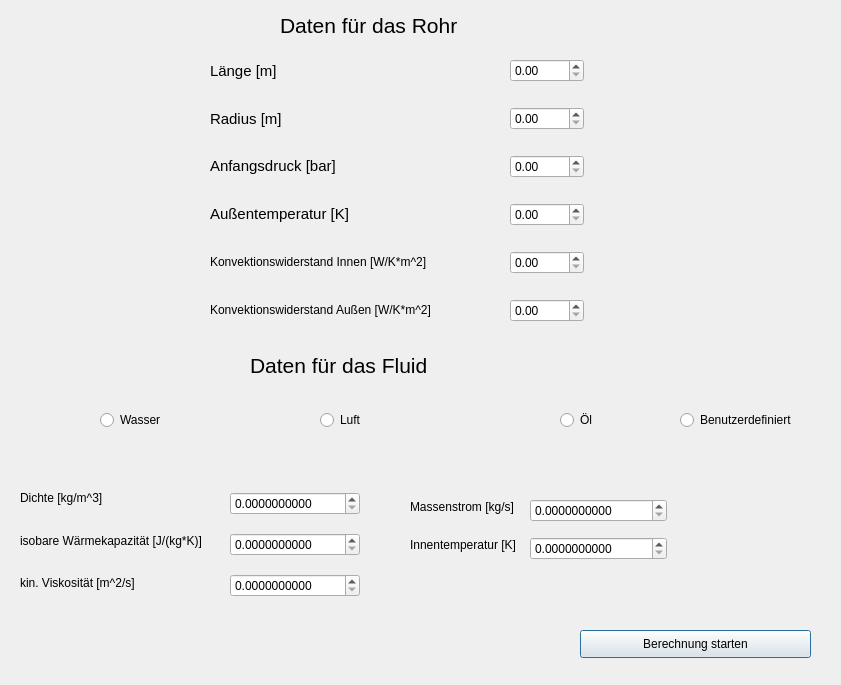
First picture: the form in src/dateneingabe.ui, repository maxiimilian/btube, before the edit.
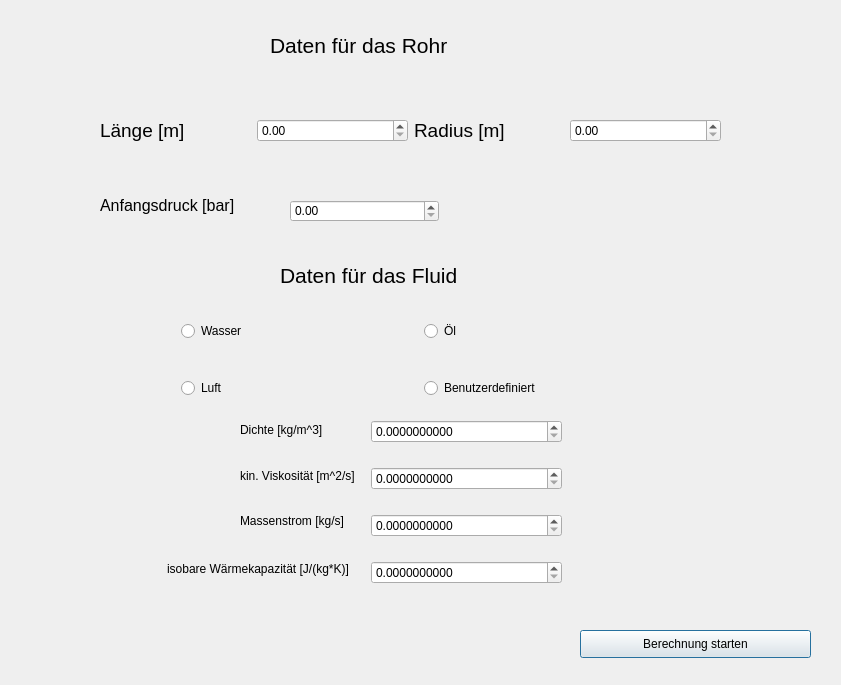
Second picture: the form after the edit.

Commit message:
Revert "Merge branch 'GUI_Eingang' into GUI"
This reverts commit a1ee5c1e92b02a7067eef9ddbb462d6f330ec8bf, reversing
changes made to e4bf15f133e0336cf36d365c4f6d08f3db92834e.

What changed in the file:
```diff
--- a/src/dateneingabe.ui
+++ b/src/dateneingabe.ui
@@ -16,8 +16,8 @@
   <widget class="QLabel" name="label">
    <property name="geometry">
     <rect>
-     <x>280</x>
-     <y>0</y>
+     <x>270</x>
+     <y>20</y>
      <width>241</width>
      <height>51</height>
     </rect>
@@ -29,8 +29,8 @@
   <widget class="QLabel" name="label_4">
    <property name="geometry">
     <rect>
-     <x>250</x>
-     <y>340</y>
+     <x>280</x>
+     <y>250</y>
      <width>231</width>
      <height>51</height>
     </rect>
@@ -42,8 +42,8 @@
   <widget class="QRadioButton" name="Wasser">
    <property name="geometry">
     <rect>
-     <x>100</x>
-     <y>410</y>
+     <x>181</x>
+     <y>321</y>
      <width>70</width>
      <height>20</height>
     </rect>
@@ -55,8 +55,8 @@
   <widget class="QRadioButton" name="Oel">
    <property name="geometry">
     <rect>
-     <x>560</x>
-     <y>410</y>
+     <x>424</x>
+     <y>321</y>
      <width>39</width>
      <height>20</height>
     </rect>
@@ -68,8 +68,8 @@
   <widget class="QRadioButton" name="Benutzerdefiniert">
    <property name="geometry">
     <rect>
-     <x>680</x>
-     <y>410</y>
+     <x>424</x>
+     <y>378</y>
      <width>124</width>
      <height>20</height>
     </rect>
@@ -81,8 +81,8 @@
   <widget class="QRadioButton" name="Luft">
    <property name="geometry">
     <rect>
-     <x>320</x>
-     <y>410</y>
+     <x>181</x>
+     <y>378</y>
      <width>48</width>
      <height>20</height>
     </rect>
@@ -97,6 +97,46 @@
     <bool>false</bool>
    </property>
   </widget>
+  <widget class="QWidget" name="layoutWidget">
+   <property name="geometry">
+    <rect>
+     <x>100</x>
+     <y>80</y>
+     <width>621</width>
+     <height>101</height>
+    </rect>
+   </property>
+   <layout class="QHBoxLayout" name="horizontalLayout">
+    <item>
+     <widget class="QLabel" name="label_2">
+      <property name="text">
+       <string>&lt;html&gt;&lt;head/&gt;&lt;body&gt;&lt;p&gt;&lt;span style=&quot; font-size:14pt;&quot;&gt;Länge [m]&lt;/span&gt;&lt;/p&gt;&lt;/body&gt;&lt;/html&gt;</string>
+      </property>
+     </widget>
+    </item>
+    <item>
+     <widget class="QDoubleSpinBox" name="laenge">
+      <property name="maximum">
+       <double>1000.000000000000000</double>
+      </property>
+     </widget>
+    </item>
+    <item>
+     <widget class="QLabel" name="label_3">
+      <property name="text">
+       <string>&lt;html&gt;&lt;head/&gt;&lt;body&gt;&lt;p&gt;&lt;span style=&quot; font-size:14pt;&quot;&gt;Radius [m]&lt;/span&gt;&lt;/p&gt;&lt;/body&gt;&lt;/html&gt;</string>
+      </property>
+     </widget>
+    </item>
+    <item>
+     <widget class="QDoubleSpinBox" name="radius">
+      <property name="maximum">
+       <double>2000.000000000000000</double>
+      </property>
+     </widget>
+    </item>
+   </layout>
+  </widget>
   <widget class="QPushButton" name="pushButton">
    <property name="geometry">
     <rect>
@@ -113,13 +153,13 @@
   <widget class="QWidget" name="layoutWidget">
    <property name="geometry">
     <rect>
-     <x>20</x>
-     <y>480</y>
-     <width>203</width>
-     <height>121</height>
+     <x>240</x>
+     <y>410</y>
+     <width>136</width>
+     <height>131</height>
     </rect>
    </property>
-   <layout class="QVBoxLayout" name="verticalLayout">
+   <layout class="QVBoxLayout" name="verticalLayout_2">
     <item>
      <widget class="QLabel" name="label_5">
       <property name="text">
@@ -127,13 +167,6 @@
       </property>
      </widget>
     </item>
-    <item>
-     <widget class="QLabel" name="label_8">
-      <property name="text">
-       <string>isobare Wärmekapazität [J/(kg*K)]</string>
-      </property>
-     </widget>
-    </item>
     <item>
      <widget class="QLabel" name="label_6">
       <property name="text">
@@ -141,169 +174,6 @@
       </property>
      </widget>
     </item>
-   </layout>
-  </widget>
-  <widget class="QWidget" name="layoutWidget">
-   <property name="geometry">
-    <rect>
-     <x>230</x>
-     <y>480</y>
-     <width>130</width>
-     <height>131</height>
-    </rect>
-   </property>
-   <layout class="QVBoxLayout" name="verticalLayout_2">
-    <item>
-     <widget class="QDoubleSpinBox" name="Dichte">
-      <property name="decimals">
-       <number>10</number>
-      </property>
-      <property name="maximum">
-       <double>2000.000000000000000</double>
-      </property>
-     </widget>
-    </item>
-    <item>
-     <widget class="QDoubleSpinBox" name="Viskositaet">
-      <property name="decimals">
-       <number>10</number>
-      </property>
-      <property name="maximum">
-       <double>1000.000000000000000</double>
-      </property>
-     </widget>
-    </item>
-    <item>
-     <widget class="QDoubleSpinBox" name="cpwert">
-      <property name="decimals">
-       <number>10</number>
-      </property>
-      <property name="maximum">
-       <double>1000.000000000000000</double>
-      </property>
-     </widget>
-    </item>
-   </layout>
-  </widget>
-  <widget class="QWidget" name="layoutWidget">
-   <property name="geometry">
-    <rect>
-     <x>210</x>
-     <y>50</y>
-     <width>301</width>
-     <height>281</height>
-
-    </rect>
-   </property>
-   <layout class="QVBoxLayout" name="verticalLayout_3">
-    <item>
-     <widget class="QLabel" name="label_2">
-      <property name="text">
-       <string>&lt;html&gt;&lt;head/&gt;&lt;body&gt;&lt;p&gt;&lt;span style=&quot; font-size:11pt;&quot;&gt;Länge [m]&lt;/span&gt;&lt;/p&gt;&lt;/body&gt;&lt;/html&gt;</string>
-      </property>
-     </widget>
-    </item>
-    <item>
-     <widget class="QLabel" name="label_3">
-      <property name="text">
-       <string>&lt;html&gt;&lt;head/&gt;&lt;body&gt;&lt;p&gt;&lt;span style=&quot; font-size:11pt;&quot;&gt;Radius [m]&lt;/span&gt;&lt;/p&gt;&lt;/body&gt;&lt;/html&gt;</string>
-      </property>
-     </widget>
-    </item>
-    <item>
-     <widget class="QLabel" name="label_10">
-      <property name="text">
-       <string>&lt;html&gt;&lt;head/&gt;&lt;body&gt;&lt;p&gt;&lt;span style=&quot; font-size:11pt;&quot;&gt;Anfangsdruck [bar]&lt;/span&gt;&lt;/p&gt;&lt;/body&gt;&lt;/html&gt;</string>
-      </property>
-     </widget>
-    </item>
-    <item>
-     <widget class="QLabel" name="label_13">
-      <property name="text">
-       <string>&lt;html&gt;&lt;head/&gt;&lt;body&gt;&lt;p&gt;&lt;span style=&quot; font-size:11pt;&quot;&gt;Außentemperatur [K]&lt;/span&gt;&lt;/p&gt;&lt;/body&gt;&lt;/html&gt;</string>
-      </property>
-     </widget>
-    </item>
-    <item>
-     <widget class="QLabel" name="label_11">
-      <property name="text">
-       <string>&lt;html&gt;&lt;head/&gt;&lt;body&gt;&lt;p&gt;&lt;span style=&quot; font-size:9pt;&quot;&gt;Konvektionswiderstand Innen [W/K*m^2]&lt;/span&gt;&lt;/p&gt;&lt;/body&gt;&lt;/html&gt;</string>
-      </property>
-     </widget>
-    </item>
-    <item>
-     <widget class="QLabel" name="label_14">
-      <property name="text">
-       <string>&lt;html&gt;&lt;head/&gt;&lt;body&gt;&lt;p&gt;&lt;span style=&quot; font-size:9pt;&quot;&gt;Konvektionswiderstand Außen [W/K*m^2]&lt;/span&gt;&lt;/p&gt;&lt;/body&gt;&lt;/html&gt;</string>
-      </property>
-     </widget>
-    </item>
-   </layout>
-  </widget>
-  <widget class="QWidget" name="layoutWidget">
-   <property name="geometry">
-    <rect>
-     <x>510</x>
-     <y>40</y>
-     <width>74</width>
-     <height>301</height>
-    </rect>
-   </property>
-   <layout class="QVBoxLayout" name="verticalLayout_4">
-    <item>
-     <widget class="QDoubleSpinBox" name="laenge">
-      <property name="maximum">
-       <double>1000.000000000000000</double>
-      </property>
-     </widget>
-    </item>
-    <item>
-     <widget class="QDoubleSpinBox" name="radius">
-      <property name="maximum">
-       <double>2000.000000000000000</double>
-      </property>
-     </widget>
-    </item>
-    <item>
-     <widget class="QDoubleSpinBox" name="druckein">
-      <property name="maximum">
-       <double>1000.000000000000000</double>
-      </property>
-     </widget>
-    </item>
-    <item>
-     <widget class="QDoubleSpinBox" name="temp_aussen">
-      <property name="maximum">
-       <double>1000.000000000000000</double>
-      </property>
-     </widget>
-    </item>
-    <item>
-     <widget class="QDoubleSpinBox" name="alpha_innen">
-      <property name="maximum">
-       <double>1000.000000000000000</double>
-      </property>
-     </widget>
-    </item>
-    <item>
-     <widget class="QDoubleSpinBox" name="alpha_aussen">
-      <property name="maximum">
-       <double>1000.000000000000000</double>
-      </property>
-     </widget>
-    </item>
-   </layout>
-  </widget>
-  <widget class="QWidget" name="layoutWidget">
-   <property name="geometry">
-    <rect>
-     <x>410</x>
-     <y>490</y>
-     <width>119</width>
-     <height>71</height>
-    </rect>
-   </property>
-   <layout class="QVBoxLayout" name="verticalLayout_5">
     <item>
      <widget class="QLabel" name="label_7">
       <property name="text">
@@ -311,25 +181,51 @@
       </property>
      </widget>
     </item>
-    <item>
-     <widget class="QLabel" name="label_9">
-      <property name="text">
-       <string>Innentemperatur [K]</string>
-      </property>
-     </widget>
-    </item>
    </layout>
   </widget>
+  <widget class="QLabel" name="label_8">
+   <property name="geometry">
+    <rect>
+     <x>167</x>
+     <y>550</y>
+     <width>201</width>
+     <height>38</height>
+    </rect>
+   </property>
+   <property name="text">
+    <string>isobare Wärmekapazität [J/(kg*K)]</string>
+   </property>
+  </widget>
   <widget class="QWidget" name="layoutWidget">
    <property name="geometry">
     <rect>
-     <x>530</x>
-     <y>490</y>
-     <width>137</width>
-     <height>81</height>
+     <x>371</x>
+     <y>402</y>
+     <width>191</width>
+     <height>201</height>
     </rect>
    </property>
-   <layout class="QVBoxLayout" name="verticalLayout_6">
+   <layout class="QVBoxLayout" name="verticalLayout">
+    <item>
+     <widget class="QDoubleSpinBox" name="Dichte">
+      <property name="decimals">
+       <number>10</number>
+      </property>
+      <property name="maximum">
+       <double>2000.000000000000000</double>
+      </property>
+     </widget>
+    </item>
+    <item>
+     <widget class="QDoubleSpinBox" name="Viskositaet">
+      <property name="decimals">
+       <number>10</number>
+      </property>
+      <property name="maximum">
+       <double>1000.000000000000000</double>
+      </property>
+     </widget>
+    </item>
     <item>
      <widget class="QDoubleSpinBox" name="Massenstrom">
       <property name="decimals">
@@ -341,17 +237,43 @@
      </widget>
     </item>
     <item>
-     <widget class="QDoubleSpinBox" name="temp_Innen">
+     <widget class="QDoubleSpinBox" name="cpwert">
       <property name="decimals">
        <number>10</number>
       </property>
       <property name="maximum">
-       <double>10000.000000000000000</double>
+       <double>1000.000000000000000</double>
       </property>
      </widget>
     </item>
    </layout>
   </widget>
+  <widget class="QLabel" name="label_10">
+   <property name="geometry">
+    <rect>
+     <x>100</x>
+     <y>180</y>
+     <width>181</width>
+     <height>51</height>
+    </rect>
+   </property>
+   <property name="text">
+    <string>&lt;html&gt;&lt;head/&gt;&lt;body&gt;&lt;p&gt;&lt;span style=&quot; font-size:12pt;&quot;&gt;Anfangsdruck [bar]&lt;/span&gt;&lt;/p&gt;&lt;/body&gt;&lt;/html&gt;</string>
+   </property>
+  </widget>
+  <widget class="QDoubleSpinBox" name="druckein">
+   <property name="geometry">
+    <rect>
+     <x>290</x>
+     <y>200</y>
+     <width>149</width>
+     <height>22</height>
+    </rect>
+   </property>
+   <property name="maximum">
+    <double>1000.000000000000000</double>
+   </property>
+  </widget>
  </widget>
  <resources/>
  <connections>
```
Left out of the diff: 160 changed lines with no effect on the pictures. The commit also changes 4 other files.
